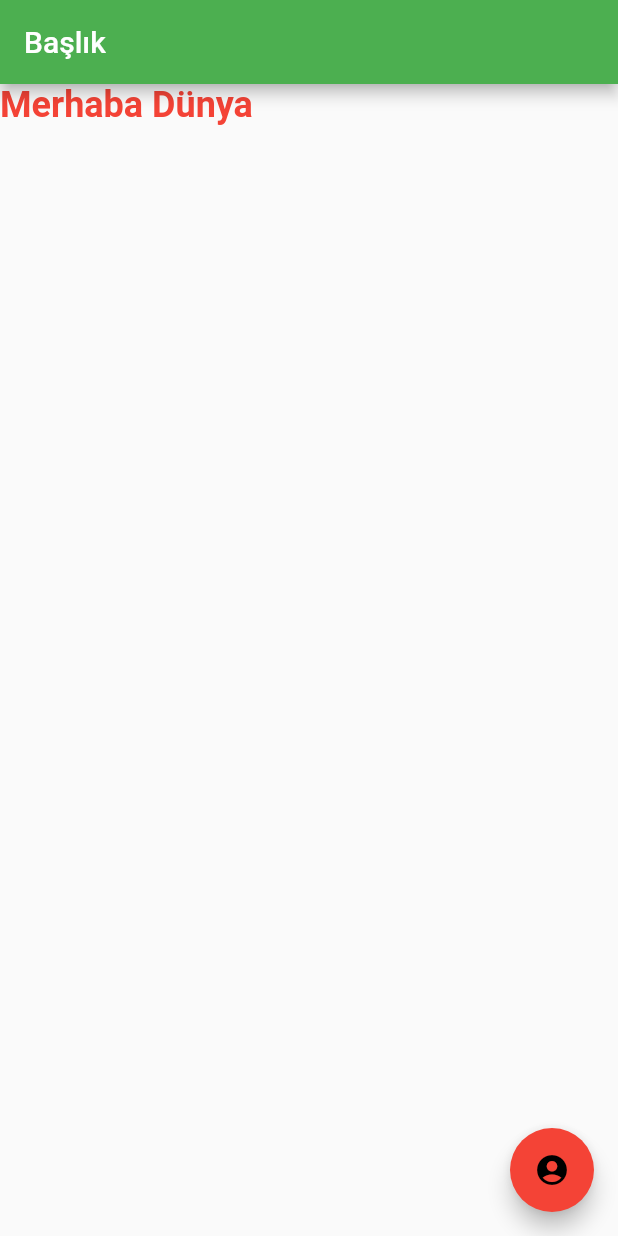
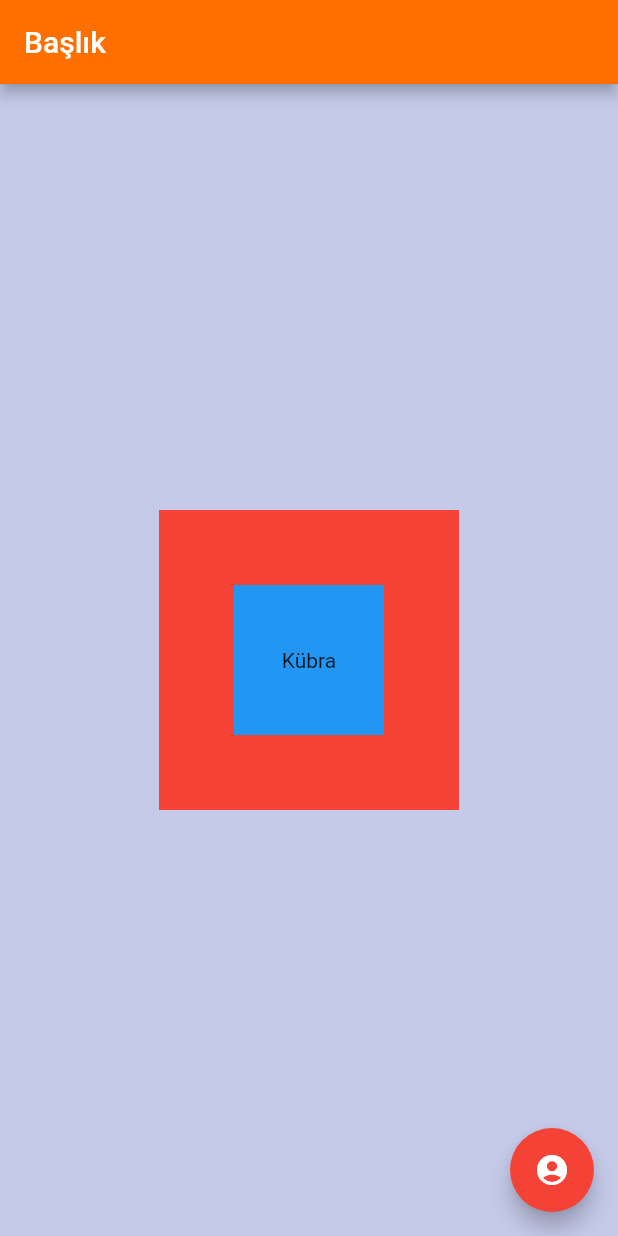
Before and after one commit to kubrasambur/Introduction_to_flutter, a Flutter app: the screen it shows after launch, on a phone screen of 412 x 824 dp. Run offline on Flutter 3.47's test engine with Material 2 defaults, Android fonts, the phone set to English and light mode, and no system bars.

Commit message:
02.01.22

```diff
--- a/flutter_first_project/lib/main.dart
+++ b/flutter_first_project/lib/main.dart
@@ -1,3 +1,5 @@
+// ignore_for_file: prefer_const_constructors, deprecated_member_use
+
 import 'package:flutter/material.dart';
 
 void main() {
@@ -8,18 +10,31 @@ class MyApp extends StatelessWidget {
   @override
   Widget build(BuildContext context) {
     return MaterialApp(
-      theme: ThemeData(primaryColor: Colors.teal, accentColor: Colors.amber),
+      theme:
+          ThemeData(primaryColor: Colors.red, accentColor: Colors.indigoAccent),
       home: Scaffold(
-        // ignore: prefer_const_constructors
-        body: Text(
-          "Merhaba Dünya",
-          // ignore: prefer_const_constructors
-          style: TextStyle(
-              color: Colors.red, fontSize: 24, fontWeight: FontWeight.bold),
-        ),
         appBar: AppBar(
           title: Text("Başlık"),
-          backgroundColor: Colors.green,
+          backgroundColor: Colors.amber[900],
+        ),
+        backgroundColor: Colors.indigo[100],
+        body: Center(
+          //ctrl+. ile widget ımızı sarmallayabiliyoruz
+          child: Container(
+            width: 200,
+            height: 200,
+            color: Colors.red,
+            //alignment çocuklarını düzenlemeye yarar
+            //alignment: Alignment.center,
+            child: Container(
+              alignment: Alignment.center,
+              margin: EdgeInsets.all(50),
+              color: Colors.blue,
+              width: 50,
+              height: 50,
+              child: Text("Kübra"),
+            ),
+          ),
         ),
         floatingActionButton: FloatingActionButton(
           onPressed: () {
```
